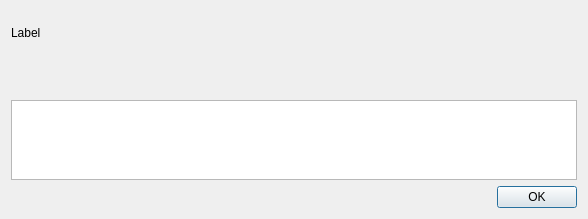
Old version of the form src/gui/mnemonicdialog.ui in the repository nextmcloud/desktop.
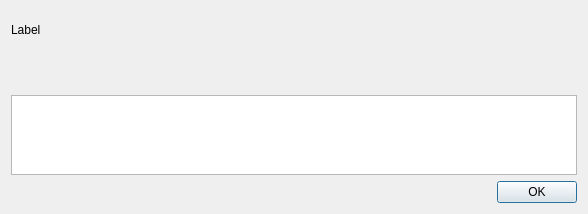
New version of the form.

```diff
--- a/src/gui/mnemonicdialog.ui
+++ b/src/gui/mnemonicdialog.ui
@@ -10,7 +10,7 @@
     <x>0</x>
     <y>0</y>
     <width>588</width>
-    <height>219</height>
+    <height>214</height>
    </rect>
   </property>
   <property name="sizePolicy">
```
